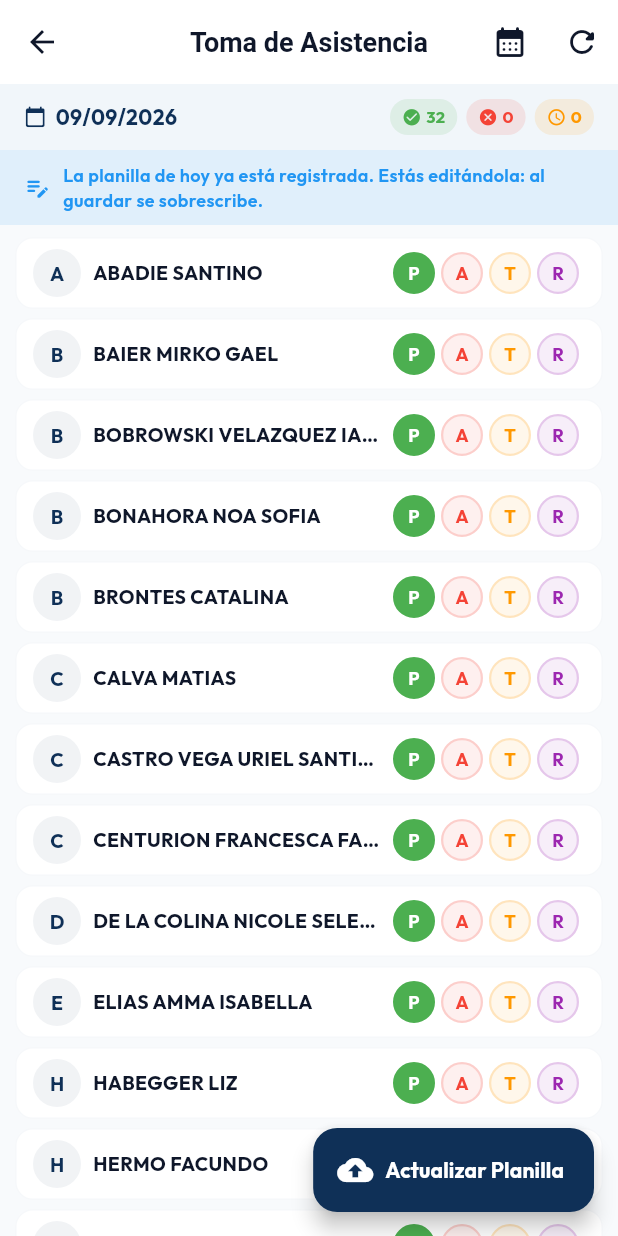
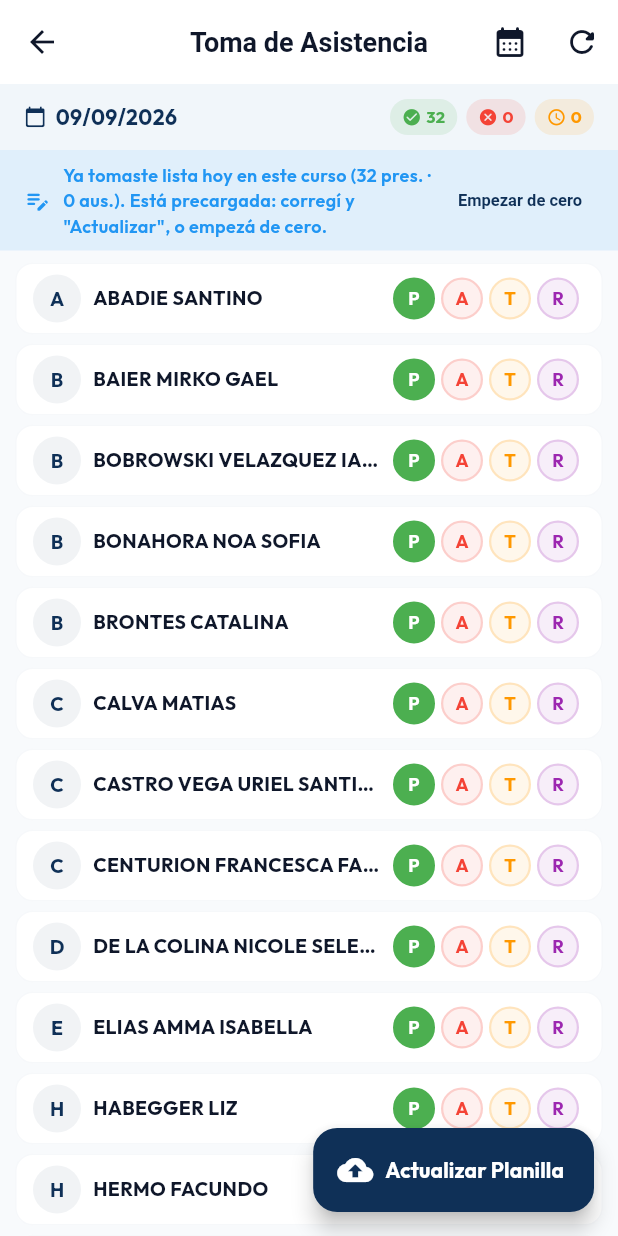
Before and after one commit to ludmiydanideveloper/gestion-educativa, a Flutter app: the PanelAsistencia screen opened directly with empty values, on a phone screen of 412 x 824 dp. Run offline on Flutter 3.47's test engine with Material 3 defaults, Android fonts, the phone set to English and light mode, and no system bars; our stand-ins replace file_picker, google_fonts, supabase_flutter; missing offline and left inert: dart:html; accounts and stored records are empty; key blocks and very long unbroken strings in the code were emptied for the run.

Commit message:
fix(asistencia): banner de "ya tomaste lista" mas claro + boton "empezar de cero"
El aviso decia solo "ya esta registrada" y no mostraba que la planilla venia
precargada, asi que parecia que no habia nada tomado. Ahora muestra el resumen
(presentes/ausentes) y deja reiniciar la planilla para tomar de cero.

Co-Authored-By: Claude Sonnet 5 <noreply@anthropic.com>

```diff
--- a/lib/screens/panel_asistencia.dart
+++ b/lib/screens/panel_asistencia.dart
@@ -576,11 +576,23 @@ class _PanelAsistenciaState extends State<PanelAsistencia> {
                         children: [
                           const Icon(Icons.edit_note_rounded, size: 18, color: Colors.blue),
                           const SizedBox(width: 8),
-                          const Expanded(
+                          Expanded(
                             child: Text(
-                              'La planilla de hoy ya está registrada. Estás editándola: al guardar se sobrescribe.',
-                              style: TextStyle(fontSize: 12, color: Colors.blue, fontWeight: FontWeight.w600),
+                              'Ya tomaste lista hoy en este curso '
+                              '(${provider.contar(EstadoAsistencia.presente)} pres. · '
+                              '${provider.contar(EstadoAsistencia.ausente)} aus.). '
+                              'Está precargada: corregí y "Actualizar", o empezá de cero.',
+                              style: const TextStyle(fontSize: 12, color: Colors.blue, fontWeight: FontWeight.w600),
                             ),
+                          ),
+                          TextButton(
+                            onPressed: () => provider.reiniciarPlanilla(),
+                            style: TextButton.styleFrom(
+                              padding: const EdgeInsets.symmetric(horizontal: 8),
+                              minimumSize: Size.zero,
+                              tapTargetSize: MaterialTapTargetSize.shrinkWrap,
+                            ),
+                            child: const Text('Empezar de cero', style: TextStyle(fontSize: 11)),
                           ),
                         ],
                       ),
```
Also changed, not shown: lib/providers/asistencia_provider.dart (+12 -0 lines).
